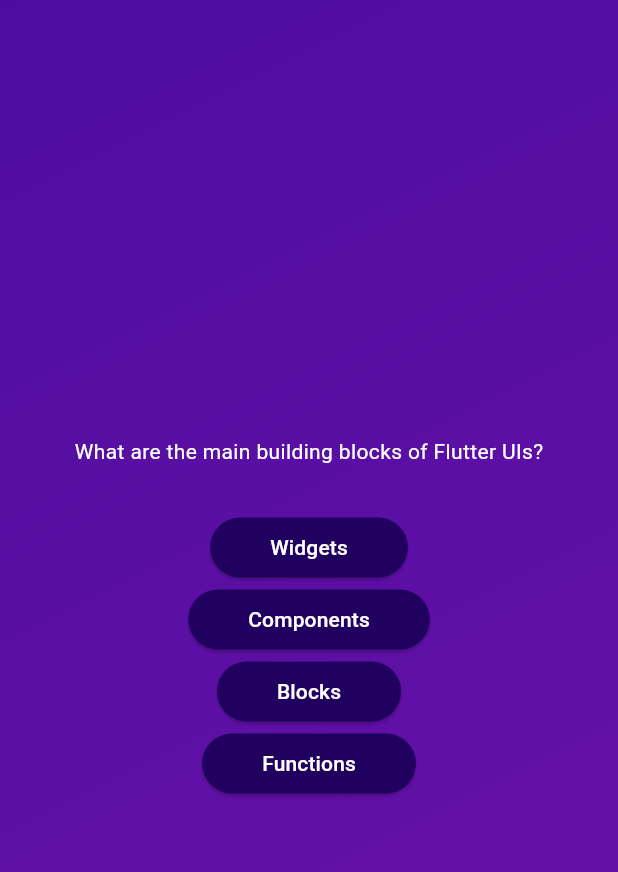
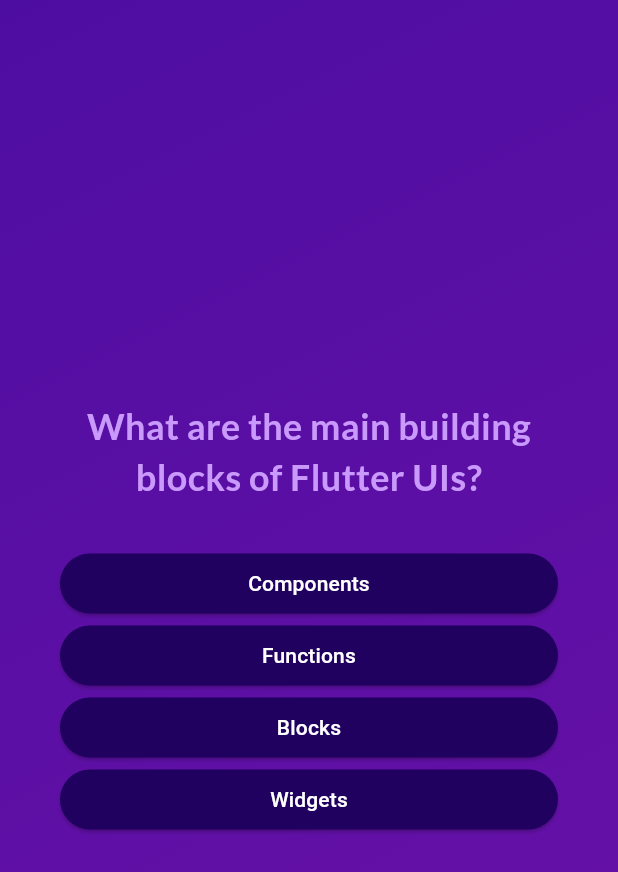
Before and after one commit to Elineu09/flutter_quiz, a Flutter app: the screen it shows after launch, after a tap on "Start Quiz", on a phone screen of 412 x 824 dp. Shown: the top 872 px of the screen. Run offline on Flutter 3.47's test engine with Material 3 defaults, Android fonts, the phone set to English and light mode, and no system bars; our stand-ins replace google_fonts.

Commit message:
Add fonts from google

```diff
--- a/lib/answer_button.dart
+++ b/lib/answer_button.dart
@@ -25,7 +25,10 @@ class AnswerButton extends StatelessWidget {
           borderRadius: BorderRadius.circular(20),
         ),
       ),
-      child: Text(answerText),
+      child: Text(
+        answerText,
+        textAlign: TextAlign.center,
+      ),
     );
   }
 }
--- a/lib/models/quiz_question.dart
+++ b/lib/models/quiz_question.dart
@@ -3,4 +3,10 @@ class QuizQuestion {
 
   final String text;
   final List<String> answers;
+
+  List<String> getShuffledAnswers() {
+    final shuffledAnswers = List.of(answers); // creates a copy of the list answers
+    shuffledAnswers.shuffle(); // shuffles the value of the copy of the list created
+    return shuffledAnswers;
+  }
 }
--- a/lib/questions_screen.dart
+++ b/lib/questions_screen.dart
@@ -1,6 +1,7 @@
 import 'package:flutter/material.dart';
 import 'package:flutter_quiz/answer_button.dart';
 import 'package:flutter_quiz/data/questions.dart';
+import 'package:google_fonts/google_fonts.dart';
 
 class QuestionsScreen extends StatefulWidget {
   const QuestionsScreen({super.key});
@@ -12,31 +13,42 @@ class QuestionsScreen extends StatefulWidget {
 }
 
 class _QuestionsScreenState extends State<QuestionsScreen> {
+  var currentQuestionIndex = 0;
 
-  final currentQuestion = questions[0];
+  void answerQuestion() {
+    setState(() {
+      if (currentQuestionIndex < questions.length - 1) {
+        currentQuestionIndex++;
+      }
+    });
+  }
 
   @override
   Widget build(context) {
+    final currentQuestion = questions[currentQuestionIndex];
     return SizedBox(
       width: double.infinity,
+      child: Container(
+        margin: const EdgeInsets.all(40),
         child: Column(
           mainAxisAlignment: MainAxisAlignment.center,
+          crossAxisAlignment: CrossAxisAlignment.stretch,
           children: [
             Text(
               currentQuestion.text,
-            style: TextStyle(
-              color: Colors.white,
+              style: GoogleFonts.lato(
+                color: const Color.fromARGB(255, 201, 153, 251),
+                fontWeight: FontWeight.bold,
+                fontSize: 24,
               ),
+              textAlign: TextAlign.center,
             ),
-          const SizedBox(
-            height: 30,
+            const SizedBox(height: 30),
+            ...currentQuestion.getShuffledAnswers().map((answer) {
+              return AnswerButton(answerText: answer, onTap: answerQuestion);
+            }),
+          ],
         ),
-          for (int i = 0; i < 4; i++)
-            AnswerButton(
-              answerText: currentQuestion.answers[i],
-              onTap: () {},
-            ),
-        ],
       ),
     );
   }
--- a/lib/start_screen.dart
+++ b/lib/start_screen.dart
@@ -1,4 +1,5 @@
 import 'package:flutter/material.dart';
+import 'package:google_fonts/google_fonts.dart';
 
 class StartScreen extends StatelessWidget {
   const StartScreen(this.startQuiz, {super.key});
@@ -25,10 +26,10 @@ class StartScreen extends StatelessWidget {
           ),
           ), */
           const SizedBox(height: 80),
-          const Text(
+          Text(
             'Learn Flutter the fun way!',
-            style: TextStyle(
-              color: Color.fromARGB(255, 237, 233, 252),
+            style: GoogleFonts.lato(
+              color: const Color.fromARGB(255, 237, 233, 252),
               fontSize: 24,
             ),
           ),
--- a/pubspec.yaml
+++ b/pubspec.yaml
@@ -34,6 +34,7 @@ dependencies:
   # The following adds the Cupertino Icons font to your application.
   # Use with the CupertinoIcons class for iOS style icons.
   cupertino_icons: ^1.0.8
+  google_fonts: ^6.2.1
 
 dev_dependencies:
   flutter_test:
```
Lines whose indentation alone changed are shown as unchanged.
